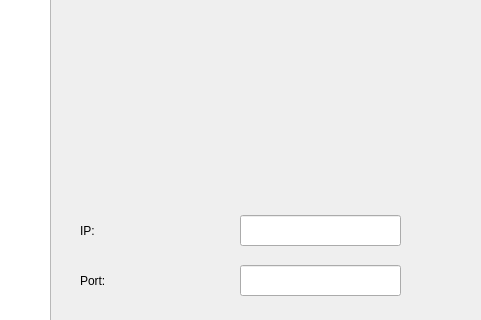
First picture: the form in client/SimpleChatClient/SimpleChatClient/MainWindow.ui, repository Neon2333/SimpleChat, before the edit; both pictures show x 440 to 921 and y 155 to 475 of the 1080 by 720 pixel window.
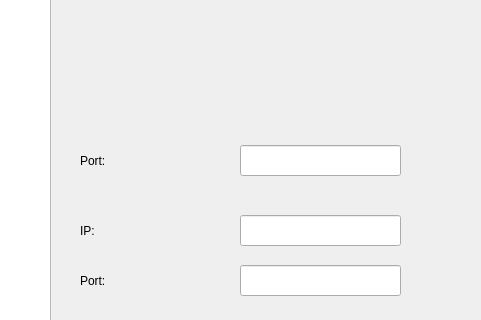
Second picture: the form after the edit.

```diff
--- a/client/SimpleChatClient/SimpleChatClient/MainWindow.ui
+++ b/client/SimpleChatClient/SimpleChatClient/MainWindow.ui
@@ -106,6 +106,29 @@
      </rect>
     </property>
    </widget>
+   <widget class="QLineEdit" name="lineEdit_userName">
+    <property name="geometry">
+     <rect>
+      <x>680</x>
+      <y>260</y>
+      <width>161</width>
+      <height>31</height>
+     </rect>
+    </property>
+   </widget>
+   <widget class="QLabel" name="label_userName">
+    <property name="geometry">
+     <rect>
+      <x>520</x>
+      <y>260</y>
+      <width>121</width>
+      <height>31</height>
+     </rect>
+    </property>
+    <property name="text">
+     <string>Port:</string>
+    </property>
+   </widget>
   </widget>
   <widget class="QMenuBar" name="menuBar">
    <property name="geometry">
```
